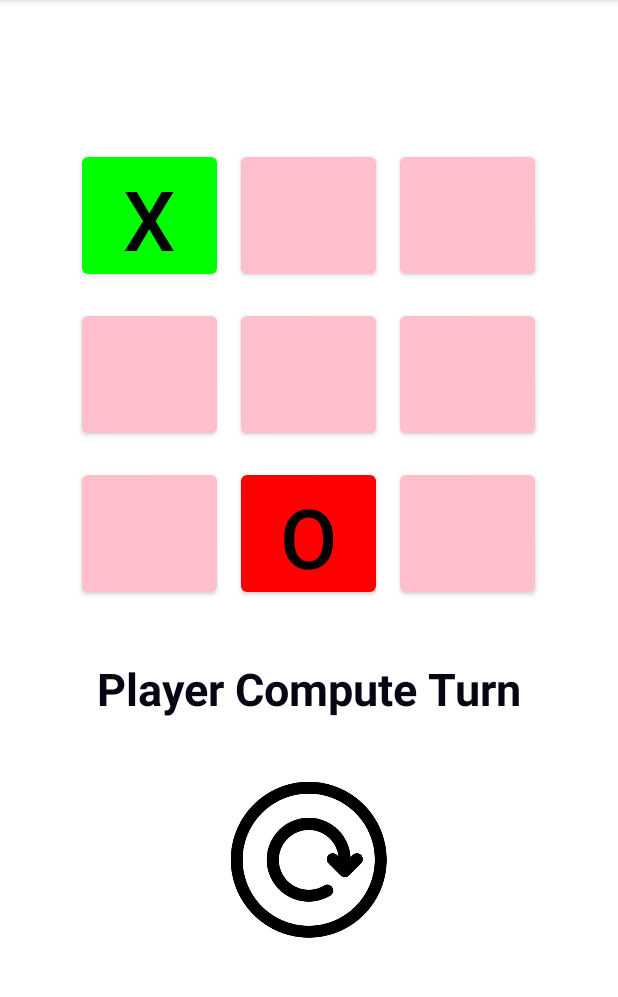
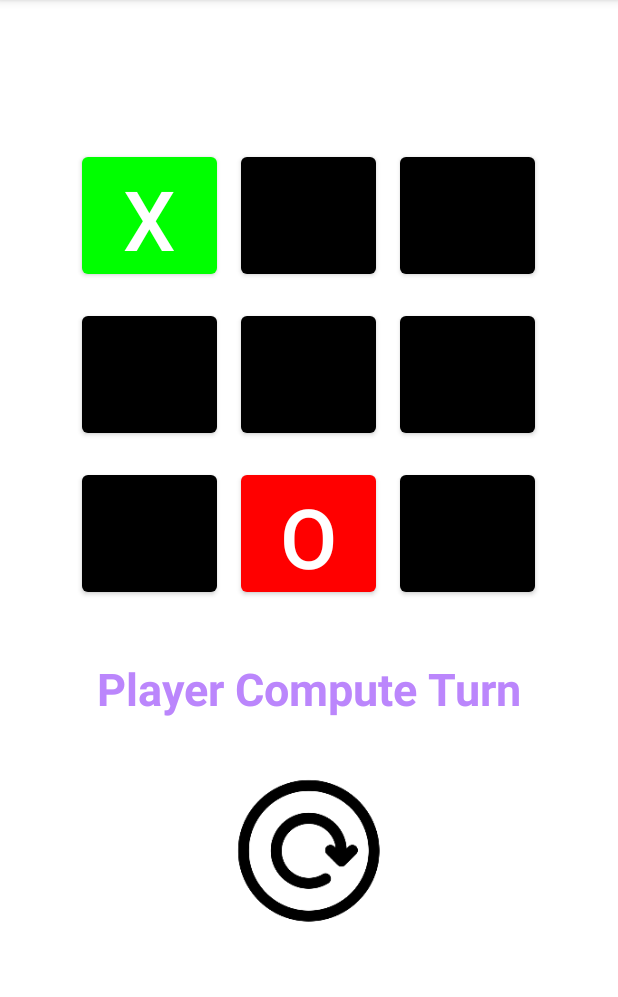
Before and after one commit to skmodi649/TikTakToe, an Android app: the computer screen opened directly, with no data from a screen before it, after a tap on an icon or button, on a phone screen of 412 x 824 dp, the part 84-1081 px from its top. Run offline under Robolectric (Android 15) with nearby library versions, the phone set to English and light mode, and no system bars.

Commit message:
Play computer activity commit

```diff
--- a/app/src/main/res/layout/activity_computer.xml
+++ b/app/src/main/res/layout/activity_computer.xml
@@ -4,6 +4,7 @@
     xmlns:tools="http://schemas.android.com/tools"
     android:layout_width="match_parent"
     android:layout_height="match_parent"
+    android:background="@color/white"
     android:orientation="vertical"
     tools:context=".computer">
 
@@ -28,9 +29,9 @@
             android:layout_height="90dp"
             android:layout_margin="8dp"
             android:tag="0"
-            android:textColor="@color/black"
+            android:textColor="@color/white"
             android:textSize="55dp"
-            app:backgroundTint="#FFC0CB"
+            app:backgroundTint="@color/black"
             tools:text="0" />
         <Button
             android:id="@+id/Button1"
@@ -38,9 +39,9 @@
             android:layout_height="90dp"
             android:layout_margin="8dp"
             android:tag="1"
-            android:textColor="@color/black"
+            android:textColor="@color/white"
             android:textSize="55dp"
-            app:backgroundTint="#FFC0CB"
+            app:backgroundTint="@color/black"
             tools:text="1" />
         <Button
             android:id="@+id/Button2"
@@ -48,9 +49,9 @@
             android:layout_height="90dp"
             android:layout_margin="8dp"
             android:tag="2"
-            android:textColor="@color/black"
+            android:textColor="@color/white"
             android:textSize="55dp"
-            app:backgroundTint="#FFC0CB"
+            app:backgroundTint="@color/black"
             tools:text="2" />
     </LinearLayout>
     <LinearLayout
@@ -64,9 +65,9 @@
             android:layout_height="90dp"
             android:layout_margin="8dp"
             android:tag="3"
-            android:textColor="@color/black"
+            android:textColor="@color/white"
             android:textSize="55dp"
-            app:backgroundTint="#FFC0CB"
+            app:backgroundTint="@color/black"
             tools:text="3" />
         <Button
             android:id="@+id/Button4"
@@ -74,9 +75,9 @@
             android:layout_height="90dp"
             android:layout_margin="8dp"
             android:tag="4"
-            android:textColor="@color/black"
+            android:textColor="@color/white"
             android:textSize="55dp"
-            app:backgroundTint="#FFC0CB"
+            app:backgroundTint="@color/black"
             tools:text="4" />
         <Button
             android:id="@+id/Button5"
@@ -84,9 +85,9 @@
             android:layout_height="90dp"
             android:layout_margin="8dp"
             android:tag="5"
-            android:textColor="@color/black"
+            android:textColor="@color/white"
             android:textSize="55dp"
-            app:backgroundTint="#FFC0CB"
+            app:backgroundTint="@color/black"
             tools:text="5" />
     </LinearLayout>
     <LinearLayout
@@ -100,9 +101,9 @@
             android:layout_height="90dp"
             android:layout_margin="8dp"
             android:tag="6"
-            android:textColor="@color/black"
+            android:textColor="@color/white"
             android:textSize="55dp"
-            app:backgroundTint="#FFC0CB"
+            app:backgroundTint="@color/black"
             tools:text="6" />
         <Button
             android:id="@+id/Button7"
@@ -110,9 +111,9 @@
             android:layout_height="90dp"
             android:layout_margin="8dp"
             android:tag="7"
-            android:textColor="@color/black"
+            android:textColor="@color/white"
             android:textSize="55dp"
-            app:backgroundTint="#FFC0CB"
+            app:backgroundTint="@color/black"
             tools:text="7" />
         <Button
             android:id="@+id/Button8"
@@ -120,9 +121,9 @@
             android:layout_height="90dp"
             android:layout_margin="8dp"
             android:tag="8"
-            android:textColor="@color/black"
+            android:textColor="@color/white"
             android:textSize="55dp"
-            app:backgroundTint="#FFC0CB"
+            app:backgroundTint="@color/black"
             tools:text="8" />
     </LinearLayout>
     <TextView
@@ -131,14 +132,15 @@
         android:layout_height="wrap_content"
         android:layout_gravity="center"
         android:layout_margin="30dp"
-        android:textColor="@color/purple_700"
+        android:textColor="@color/purple_200"
         android:textSize="30sp"
         android:textStyle="bold"
-        tools:text="User Turn" />
+        tools:text="Your Turn" />
+
     <ImageView
         android:id="@+id/RestartGameBtn"
-        android:layout_width="wrap_content"
-        android:layout_height="wrap_content"
+        android:layout_width="116dp"
+        android:layout_height="116dp"
         android:layout_gravity="center"
         android:src="@drawable/reload"
         android:textStyle="bold" />
```
